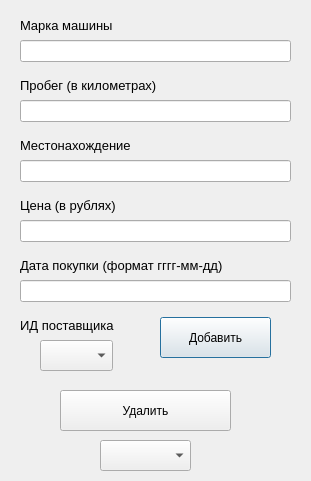
EgLeVor/Course, file CarWindow.ui: the form before one commit.
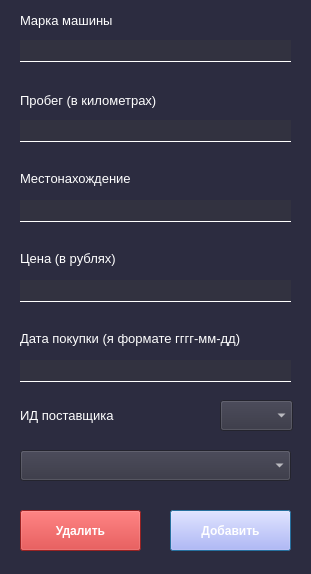
The form after the commit.

```diff
--- a/CarWindow.ui
+++ b/CarWindow.ui
@@ -7,19 +7,56 @@
     <x>0</x>
     <y>0</y>
     <width>311</width>
-    <height>481</height>
+    <height>574</height>
    </rect>
   </property>
   <property name="windowTitle">
    <string>Новая машина</string>
   </property>
+  <property name="styleSheet">
+   <string notr="true">QWidget{
+	background-color: rgb(44, 44, 64);
+}
+QPushButton{
+	font: 75 9pt &quot;MS Shell Dlg 2&quot;;
+	background-color: rgb(170, 170, 255);
+	color: rgb(255, 255, 255);
+	font-weight: bold
+}
+QPushButton#delete_btn{
+	background-color: rgb(211, 47, 47);
+	font: 75 9pt &quot;MS Shell Dlg 2&quot;;
+	font-weight: bold
+}
+QLabel{
+	color: rgb(255, 255, 255);
+}
+QLineEdit{
+	border: 1px solid rgb(255, 255, 255);
+	border-top-color: rgba(255, 255, 255, 0);
+	border-right-color: rgba(255, 255, 255, 0);
+	border-left-color: rgba(255, 255, 255, 0);
+	background-color: rgb(50, 50, 64);
+	color: rgb(255, 255, 255);
+}
+QLabel#inf_lbl{
+	font-weight: bold
+}
+QComboBox{
+	background-color: rgb(50, 50, 64);
+	color: rgb(255, 255, 255);
+}
+QTableWidget{
+	color:rgb(255, 255, 255);
+}</string>
+  </property>
   <widget class="QLabel" name="label">
    <property name="geometry">
     <rect>
      <x>20</x>
      <y>10</y>
-     <width>131</width>
-     <height>31</height>
+     <width>271</width>
+     <height>20</height>
     </rect>
    </property>
    <property name="font">
@@ -35,9 +72,9 @@
    <property name="geometry">
     <rect>
      <x>20</x>
-     <y>70</y>
-     <width>181</width>
-     <height>31</height>
+     <y>90</y>
+     <width>271</width>
+     <height>20</height>
     </rect>
    </property>
    <property name="font">
@@ -53,9 +90,9 @@
    <property name="geometry">
     <rect>
      <x>20</x>
-     <y>130</y>
-     <width>151</width>
-     <height>31</height>
+     <y>170</y>
+     <width>271</width>
+     <height>16</height>
     </rect>
    </property>
    <property name="font">
@@ -71,9 +108,9 @@
    <property name="geometry">
     <rect>
      <x>20</x>
-     <y>190</y>
-     <width>151</width>
-     <height>31</height>
+     <y>250</y>
+     <width>271</width>
+     <height>16</height>
     </rect>
    </property>
    <property name="font">
@@ -89,9 +126,9 @@
    <property name="geometry">
     <rect>
      <x>20</x>
-     <y>250</y>
-     <width>281</width>
-     <height>31</height>
+     <y>330</y>
+     <width>271</width>
+     <height>16</height>
     </rect>
    </property>
    <property name="font">
@@ -100,7 +137,7 @@
     </font>
    </property>
    <property name="text">
-    <string>Дата покупки (формат гггг-мм-дд)</string>
+    <string>Дата покупки (я формате гггг-мм-дд)</string>
    </property>
   </widget>
   <widget class="QLineEdit" name="brand_line">
@@ -117,7 +154,7 @@
    <property name="geometry">
     <rect>
      <x>20</x>
-     <y>100</y>
+     <y>120</y>
      <width>271</width>
      <height>22</height>
     </rect>
@@ -127,7 +164,7 @@
    <property name="geometry">
     <rect>
      <x>20</x>
-     <y>160</y>
+     <y>200</y>
      <width>271</width>
      <height>22</height>
     </rect>
@@ -137,27 +174,27 @@
    <property name="geometry">
     <rect>
      <x>20</x>
-     <y>220</y>
-     <width>271</width>
-     <height>22</height>
-    </rect>
-   </property>
-  </widget>
-  <widget class="QLineEdit" name="buy_date_line">
-   <property name="geometry">
-    <rect>
-     <x>20</x>
      <y>280</y>
      <width>271</width>
      <height>22</height>
     </rect>
    </property>
   </widget>
+  <widget class="QLineEdit" name="buy_date_line">
+   <property name="geometry">
+    <rect>
+     <x>20</x>
+     <y>360</y>
+     <width>271</width>
+     <height>22</height>
+    </rect>
+   </property>
+  </widget>
   <widget class="QComboBox" name="supplier_box">
    <property name="geometry">
     <rect>
-     <x>40</x>
-     <y>340</y>
+     <x>220</x>
+     <y>400</y>
      <width>73</width>
      <height>31</height>
     </rect>
@@ -167,8 +204,8 @@
    <property name="geometry">
     <rect>
      <x>20</x>
-     <y>310</y>
-     <width>151</width>
+     <y>400</y>
+     <width>191</width>
      <height>31</height>
     </rect>
    </property>
@@ -184,9 +221,9 @@
   <widget class="QPushButton" name="add_btn">
    <property name="geometry">
     <rect>
-     <x>160</x>
-     <y>317</y>
-     <width>111</width>
+     <x>170</x>
+     <y>510</y>
+     <width>121</width>
      <height>41</height>
     </rect>
    </property>
@@ -197,9 +234,9 @@
   <widget class="QPushButton" name="delete_btn">
    <property name="geometry">
     <rect>
-     <x>60</x>
-     <y>390</y>
-     <width>171</width>
+     <x>20</x>
+     <y>510</y>
+     <width>121</width>
      <height>41</height>
     </rect>
    </property>
@@ -210,9 +247,9 @@
   <widget class="QComboBox" name="car_box">
    <property name="geometry">
     <rect>
-     <x>100</x>
-     <y>440</y>
-     <width>91</width>
+     <x>20</x>
+     <y>450</y>
+     <width>271</width>
      <height>31</height>
     </rect>
    </property>
```
